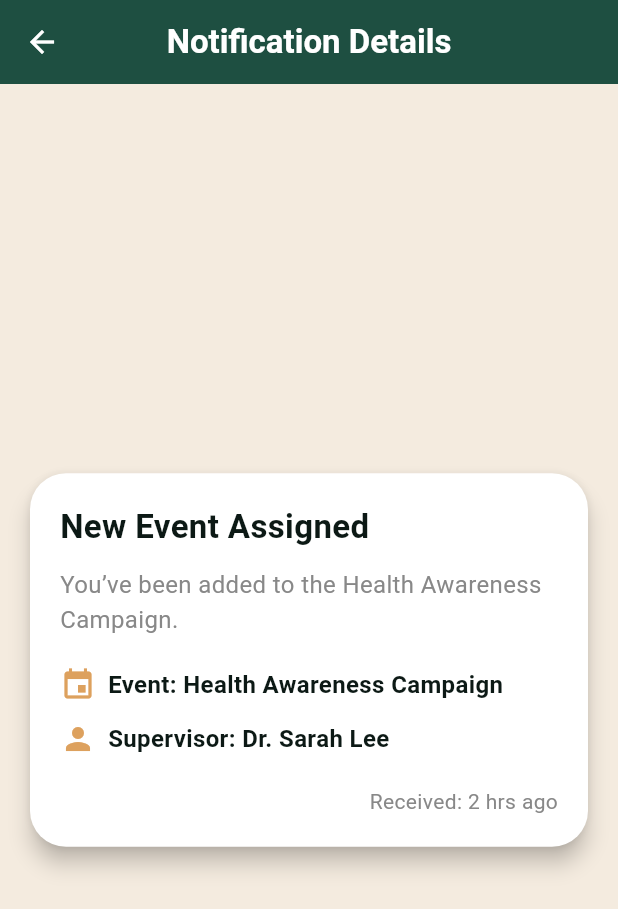
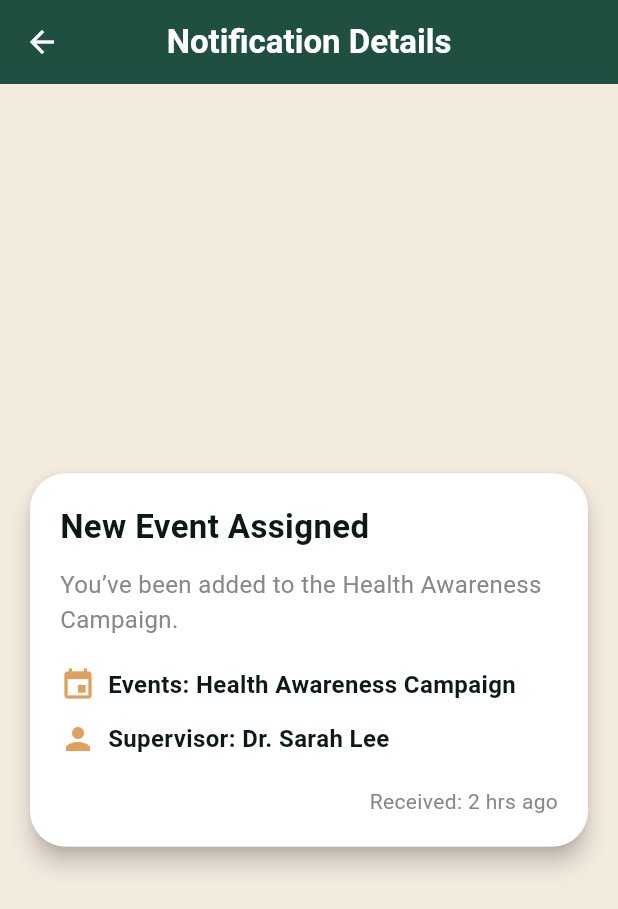
Before and after one commit to MiladnserSB/KHOTWA-Project, a Flutter app: the NotificationsListPage screen opened directly, after a tap on "New Event Assigned", on a phone screen of 412 x 824 dp. Shown: the top 909 px of the screen. Run offline on Flutter 3.47's test engine with Material 3 defaults, Android fonts, the phone set to English and light mode, and no system bars; our stand-ins replace buttons_tabbar, dio, dropdown_button2, flutter_otp_text_field, flutter_rating_bar, get and 5 more; missing offline and left inert: mobile_scanner; accounts and stored records are empty.

Commit message:
Edit theme and Translation

```diff
--- a/lib/Localizations/ArabicLocalization.dart
+++ b/lib/Localizations/ArabicLocalization.dart
@@ -264,7 +264,14 @@ class ArabicLocalization extends Translations {
   "termsPolicy":"وفق شروط السياسة",
   "close":"اغلاق",
   "termsAndConditions":"الشروط والأحكام",
-  "send":"ارسال"
+  "send":"ارسال",
+  "Campaign History":"تاريخ الحملة",
+  "Supervisor:":"المشرف",
+  "Event:":"الفعالية",
+  "Notifications":"الاشعارات",
+  "Notification Details":"تفاصيل الاشعارات",
+    "Received:": "تاريخ الاستلام:"
+
   }
   };
 }
--- a/lib/Localizations/EnglishLocalization.dart
+++ b/lib/Localizations/EnglishLocalization.dart
@@ -265,6 +265,14 @@ class EnglishLocalization extends Translations {
 "termsAndConditions":"termsAndConditions",
 "close":"close",
 "send":"send",
+"Campaign History":"Campaign History",
+"Supervisor:":"Supervisor:",
+"Event:":"Events:",
+"Notifications":"Notifications",
+"Notification Details":"Notification Details",
+  "Received:": "Received:"
+
+
 
 
     },
--- a/lib/view/notifications/notifications_details_page.dart
+++ b/lib/view/notifications/notifications_details_page.dart
@@ -20,13 +20,16 @@ class NotificationDetailsPage extends StatelessWidget {
 
   @override
   Widget build(BuildContext context) {
+        final theme = Theme.of(context);
+
     return Scaffold(
-      backgroundColor: thirdColor,
-      appBar: AppBar(
+ backgroundColor: theme.brightness == Brightness.dark
+                        ?Colors.black
+                        : thirdColor,      appBar: AppBar(
         leading: IconButton(onPressed: (){Get.back();}, icon: Icon(Icons.arrow_back, color: white,)),
         backgroundColor: primaryColor,
-        title: const Text(
-          "Notification Details",
+        title:  Text(
+          "Notification Details".tr,
           style: TextStyle(color: white, fontWeight: FontWeight.bold),
         ),
         centerTitle: true,
@@ -64,7 +67,7 @@ class NotificationDetailsPage extends StatelessWidget {
                       const SizedBox(width: 8),
                       Expanded(
                         child: Text(
-                          "Event: $eventName",
+                          "${'Event:'.tr} $eventName",
                           style: const TextStyle(
                             fontSize: 16,
                             fontWeight: FontWeight.w600,
@@ -81,8 +84,7 @@ class NotificationDetailsPage extends StatelessWidget {
                       const SizedBox(width: 8),
                       Expanded(
                         child: Text(
-                          "Supervisor: $supervisor",
-                          style: const TextStyle(
+"${'Supervisor:'.tr} $supervisor",                          style: const TextStyle(
                             fontSize: 16,
                             fontWeight: FontWeight.w600,
                             color: textBlack,
@@ -95,8 +97,7 @@ class NotificationDetailsPage extends StatelessWidget {
                   Align(
                     alignment: Alignment.bottomRight,
                     child: Text(
-                      "Received: $time",
-                      style: const TextStyle(fontSize: 14, color: grey),
+"${'Received:'.tr} $time",                      style: const TextStyle(fontSize: 14, color: grey),
                     ),
                   ),
                 ],
--- a/lib/view/notifications/notifications_list_page.dart
+++ b/lib/view/notifications/notifications_list_page.dart
@@ -2,8 +2,6 @@ import 'package:flutter/material.dart';
 import 'package:get/get.dart';
 import 'package:khotwa/shared/constants/colors.dart';
 import 'package:khotwa/view/notifications/notifications_details_page.dart';
-
-
 
 class NotificationsListPage extends StatelessWidget {
   final List<Map<String, String>> notifications = [
@@ -12,33 +10,42 @@ class NotificationsListPage extends StatelessWidget {
       "description": "You’ve been added to the Health Awareness Campaign.",
       "eventName": "Health Awareness Campaign",
       "supervisor": "Dr. Sarah Lee",
-      "time": "2 hrs ago"
+      "time": "2 hrs ago",
     },
     {
       "title": "Feedback Request",
       "description": "Please provide feedback for the Community Workshop.",
       "eventName": "Community Workshop",
       "supervisor": "John Carter",
-      "time": "Yesterday"
+      "time": "Yesterday",
     },
     {
       "title": "Schedule Update",
       "description": "The timing for the Blood Donation Drive has changed.",
       "eventName": "Blood Donation Drive",
       "supervisor": "Dr. Ali Khan",
-      "time": "Aug 28"
+      "time": "Aug 28",
     },
   ];
 
   @override
   Widget build(BuildContext context) {
+    final theme = Theme.of(context);
+
     return Scaffold(
-      backgroundColor: thirdColor,
+      backgroundColor: theme.brightness == Brightness.dark
+          ? Colors.black
+          : thirdColor,
       appBar: AppBar(
-        leading: IconButton(onPressed: (){Get.back();}, icon: Icon(Icons.arrow_back, color: white,)),
+        leading: IconButton(
+          onPressed: () {
+            Get.back();
+          },
+          icon: Icon(Icons.arrow_back, color: white),
+        ),
         backgroundColor: primaryColor,
-        title: const Text(
-          "Notifications",
+        title: Text(
+          "Notifications".tr,
           style: TextStyle(color: white, fontWeight: FontWeight.bold),
         ),
         centerTitle: true,
@@ -97,10 +104,7 @@ class NotificationsListPage extends StatelessWidget {
                           const SizedBox(height: 8),
                           Text(
                             notification["description"]!,
-                            style: const TextStyle(
-                              color: grey,
-                              fontSize: 14,
-                            ),
+                            style: const TextStyle(color: grey, fontSize: 14),
                             maxLines: 2,
                             overflow: TextOverflow.ellipsis,
                           ),
@@ -111,10 +115,12 @@ class NotificationsListPage extends StatelessWidget {
                               Text(
                                 notification["time"]!,
                                 style: const TextStyle(
-                                    fontSize: 12, color: grey),
+                                  fontSize: 12,
+                                  color: grey,
+                                ),
                               ),
                             ],
-                          )
+                          ),
                         ],
                       ),
                     ),
```
Also changed, not shown: lib/view/profile/volunteer history/volunteer_history_page.dart (+37 -42 lines), lib/view/profile/volunteer history/warnings_page.dart (+5 -4 lines).
